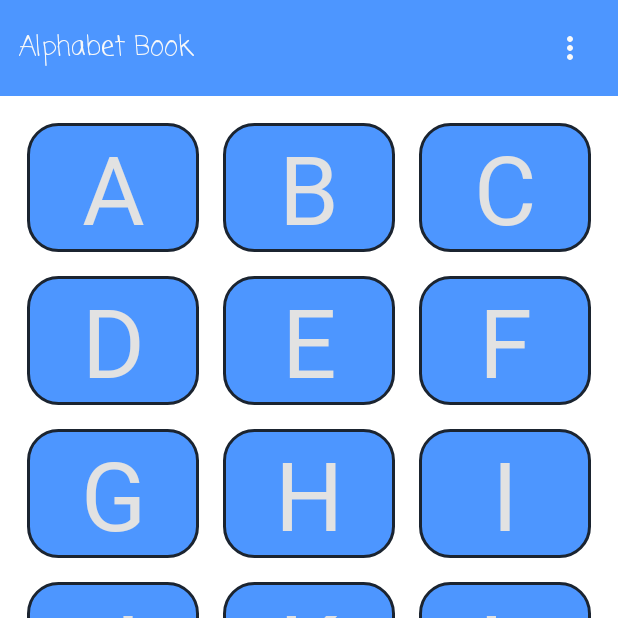
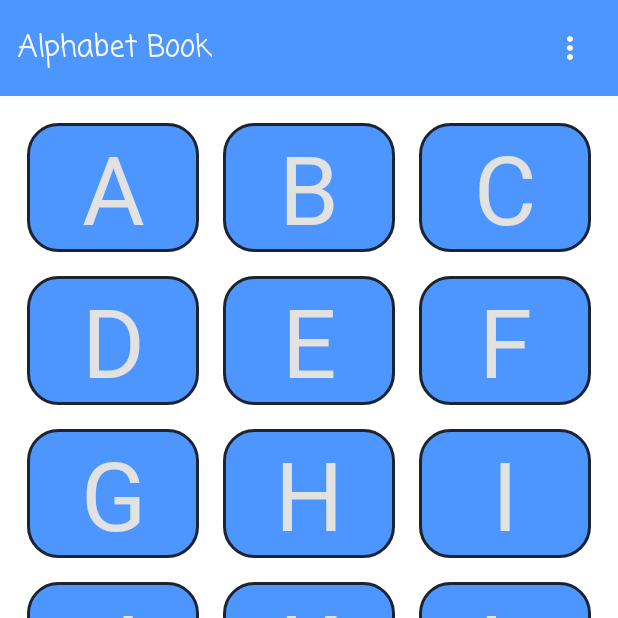
Before and after one commit to reabetsoempapa/AlphabetBook, an Android app: the screen it shows after launch (MainActivity), on a phone screen of 412 x 824 dp, the top half of it. Run offline under Robolectric (Android 15) with nearby library versions, the phone set to English and light mode, and no system bars.

Commit message:
update application values

```diff
--- a/app/src/main/res/values/dimensions.xml
+++ b/app/src/main/res/values/dimensions.xml
@@ -16,6 +16,6 @@
     <dimen name="bttn_text_fontsize">18sp</dimen>
     <dimen name="text_fontsize">16sp</dimen>
     <dimen name="page_title_fontsize">20sp</dimen>
-    <dimen name="overview_fontsize">18sp</dimen>
+    <dimen name="overview_fontsize">20sp</dimen>
     <dimen name="grid_view_fontsize">64sp</dimen>
 </resources>
--- a/app/src/main/res/values/strings.xml
+++ b/app/src/main/res/values/strings.xml
@@ -12,4 +12,5 @@
     <string name="settings_str">Settings</string>
     <string name="contact_str">Contact</string>
     <string name="exit_app_str">Exit</string>
+    <string name="alphabet_page_header">LEARN YOUR ABC\'s</string>
 </resources>
--- a/app/src/main/res/values/themes.xml
+++ b/app/src/main/res/values/themes.xml
@@ -3,7 +3,7 @@
     <style name="Theme.AlphabetBook" parent="Theme.MaterialComponents.DayNight.NoActionBar">
         <!-- Primary brand color. -->
         <item name="colorPrimary">@color/white_color</item>
-        <item name="colorPrimaryVariant">@color/pink_color</item>
+        <item name="colorPrimaryVariant">@color/light_blue_color</item>
         <item name="colorOnPrimary">@color/white</item>
         <!-- Secondary brand color. -->
         <item name="colorSecondary">@color/teal_200</item>
```
